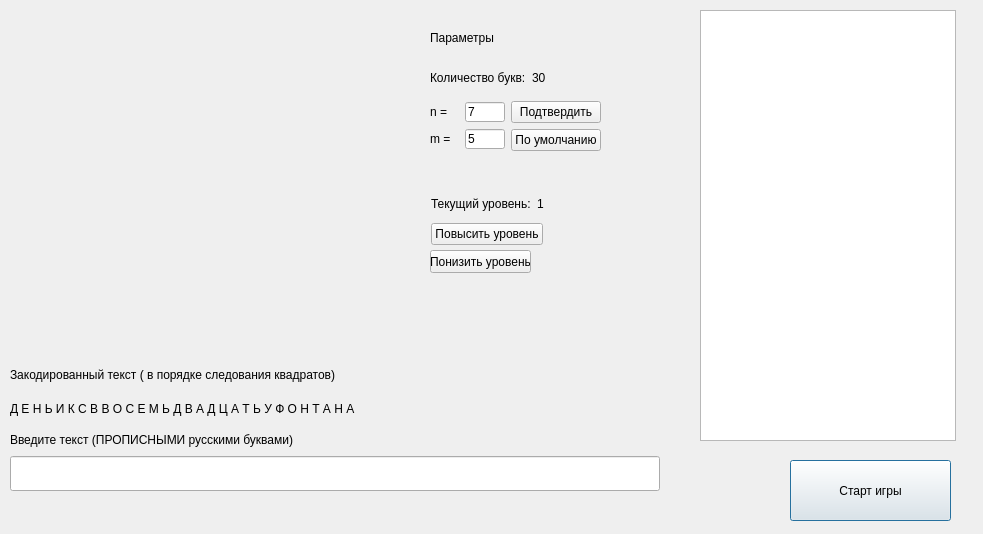
First picture: the form in root_window.ui, repository shm0nya/Lipilin-s-game, before the edit.
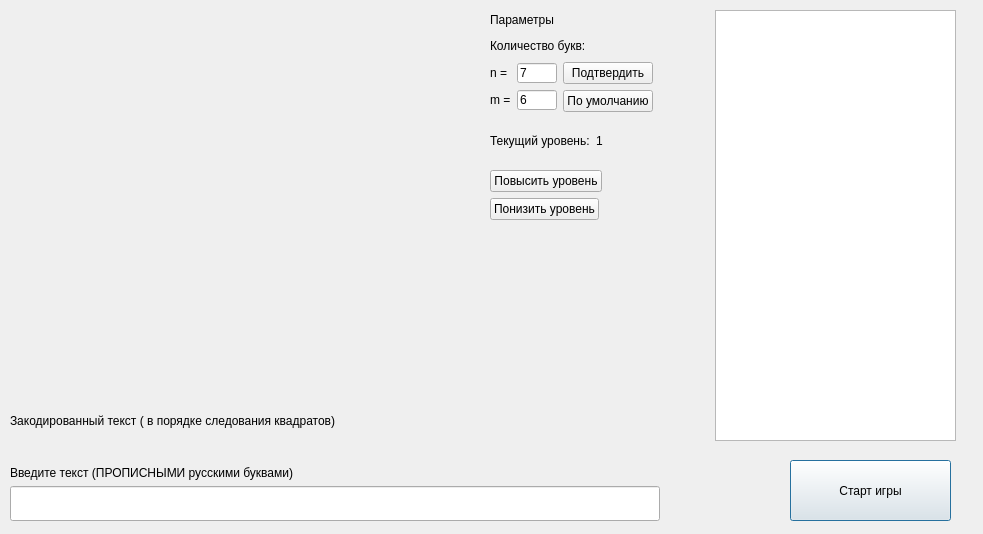
Second picture: the form after the edit.

What changed in the file:
```diff
--- a/root_window.ui
+++ b/root_window.ui
@@ -17,9 +17,9 @@
    <property name="geometry">
     <rect>
      <x>10</x>
-     <y>10</y>
-     <width>411</width>
-     <height>351</height>
+     <y>0</y>
+     <width>431</width>
+     <height>401</height>
     </rect>
    </property>
    <layout class="QGridLayout" name="componate_alphabet_buttons"/>
@@ -40,9 +40,9 @@
   <widget class="QListWidget" name="user_list">
    <property name="geometry">
     <rect>
-     <x>700</x>
+     <x>715</x>
      <y>10</y>
-     <width>256</width>
+     <width>241</width>
      <height>431</height>
     </rect>
    </property>
@@ -51,9 +51,9 @@
    <property name="geometry">
     <rect>
      <x>10</x>
-     <y>360</y>
+     <y>410</y>
      <width>654</width>
-     <height>131</height>
+     <height>111</height>
     </rect>
    </property>
    <layout class="QVBoxLayout" name="componate_all_info">
@@ -94,7 +94,7 @@
            </size>
           </property>
           <property name="text">
-           <string>Д Е Н Ь И К С В В О С Е М Ь Д В А Д Ц А Т Ь У Ф О Н Т А Н А</string>
+           <string/>
           </property>
           <property name="wordWrap">
            <bool>true</bool>
@@ -134,15 +134,19 @@
     </item>
    </layout>
   </widget>
-  <widget class="QWidget" name="layoutWidget">
+  <widget class="QWidget" name="">
    <property name="geometry">
     <rect>
-     <x>430</x>
-     <y>20</y>
-     <width>171</width>
-     <height>131</height>
+     <x>490</x>
+     <y>10</y>
+     <width>212</width>
+     <height>210</height>
     </rect>
    </property>
+   <layout class="QVBoxLayout" name="componate_b_lvl_nme">
+    <item>
+     <layout class="QHBoxLayout" name="componate_n_m_e">
+      <item>
    <layout class="QVBoxLayout" name="componate_all_grid">
     <item>
      <layout class="QHBoxLayout" name="componate_show_lbl_param">
@@ -180,7 +184,7 @@
       <item>
        <widget class="QLabel" name="lbl_count_of_char_value">
         <property name="text">
-         <string>30</string>
+             <string/>
         </property>
        </widget>
       </item>
@@ -257,7 +261,7 @@
              </size>
             </property>
             <property name="text">
-             <string>5</string>
+                 <string>6</string>
             </property>
            </widget>
           </item>
@@ -286,16 +290,23 @@
      </layout>
     </item>
    </layout>
-  </widget>
-  <widget class="QWidget" name="layoutWidget">
-   <property name="geometry">
-    <rect>
-     <x>431</x>
-     <y>190</y>
-     <width>261</width>
-     <height>55</height>
-    </rect>
-   </property>
+      </item>
+      <item>
+       <spacer name="horizontalSpacer_7">
+        <property name="orientation">
+         <enum>Qt::Horizontal</enum>
+        </property>
+        <property name="sizeHint" stdset="0">
+         <size>
+          <width>40</width>
+          <height>20</height>
+         </size>
+        </property>
+       </spacer>
+      </item>
+     </layout>
+    </item>
+    <item>
    <layout class="QVBoxLayout" name="componate_lvl_info">
     <item>
      <layout class="QHBoxLayout" name="componate_lvl_show">
@@ -352,20 +363,33 @@
       </item>
      </layout>
     </item>
-   </layout>
-  </widget>
+      <item>
+       <layout class="QHBoxLayout" name="componate_down">
+        <item>
   <widget class="QPushButton" name="button_level_down">
-   <property name="geometry">
-    <rect>
-     <x>430</x>
-     <y>250</y>
-     <width>101</width>
-     <height>23</height>
-    </rect>
-   </property>
    <property name="text">
     <string>Понизить уровень</string>
    </property>
+         </widget>
+        </item>
+        <item>
+         <spacer name="horizontalSpacer_6">
+          <property name="orientation">
+           <enum>Qt::Horizontal</enum>
+          </property>
+          <property name="sizeHint" stdset="0">
+           <size>
+            <width>40</width>
+            <height>20</height>
+           </size>
+          </property>
+         </spacer>
+        </item>
+       </layout>
+      </item>
+     </layout>
+    </item>
+   </layout>
   </widget>
  </widget>
  <resources/>
```
Lines whose indentation alone changed are shown as unchanged.
